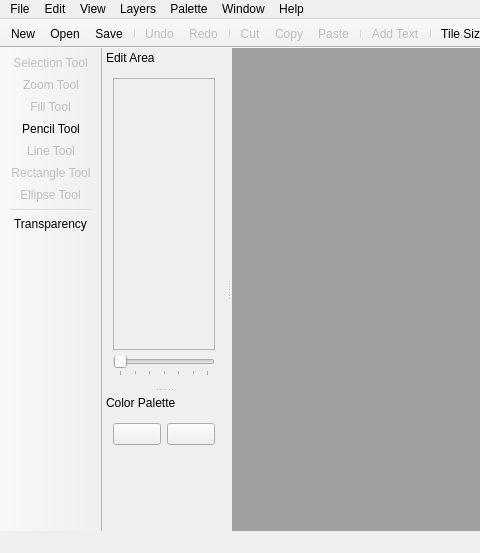
First picture: the form in screens/main_window.ui, repository LeoBusta/PixelBooster, before the edit; both pictures show x 0 to 480 and y 0 to 553 of the 785 by 553 pixel window.
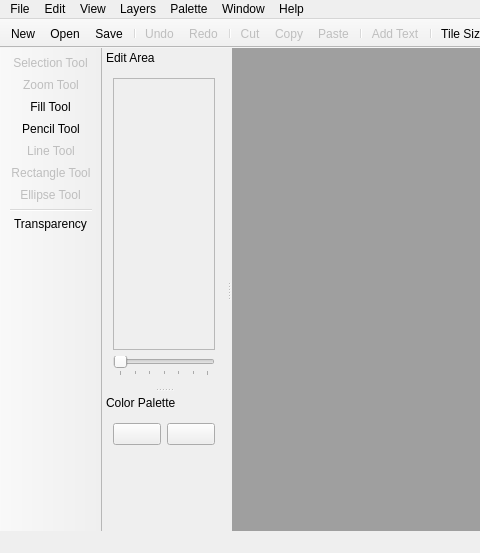
Second picture: the form after the edit. Icons and pictures are not drawn. Custom widgets are drawn as their Qt base class.

```diff
--- a/screens/main_window.ui
+++ b/screens/main_window.ui
@@ -911,7 +911,7 @@
   </action>
   <action name="actionFill_Tool">
    <property name="enabled">
-    <bool>false</bool>
+    <bool>true</bool>
    </property>
    <property name="icon">
     <iconset resource="../resources/icons/icons.qrc">
```
Left out of the diff: 3 changed lines with no effect on the pictures.
